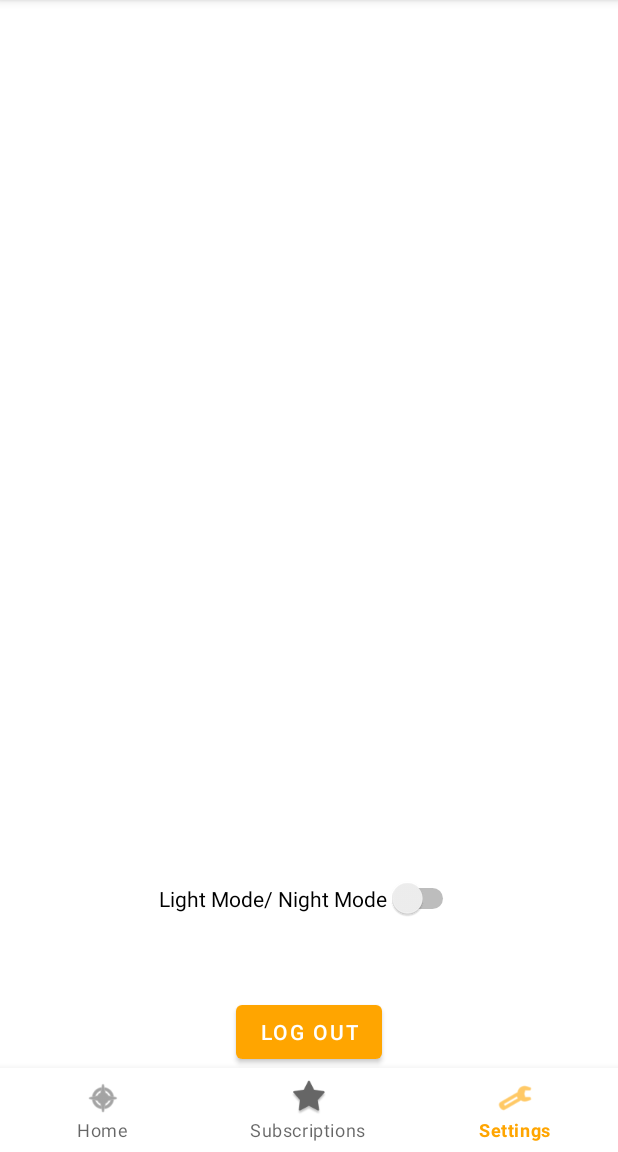
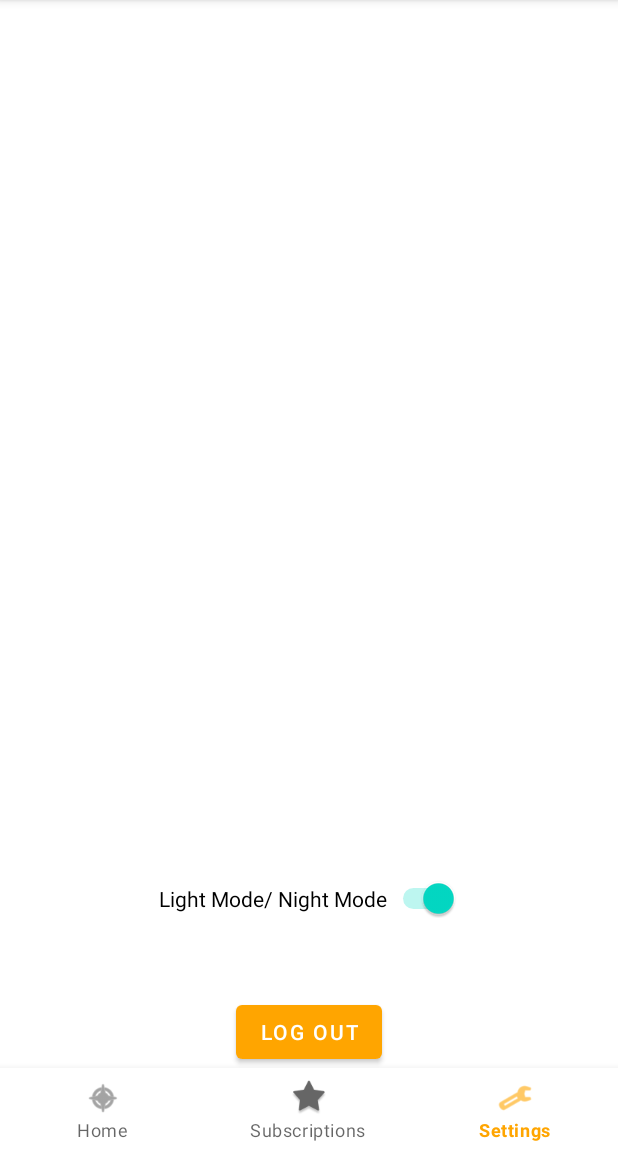
Before and after one commit to timzhen38/AniMeList, an Android app: the ComposeFragment screen opened directly, with no data from a screen before it, item 3 of the bottom bar chosen, on a phone screen of 412 x 824 dp, the part 84-1236 px from its top. Run offline under Robolectric (Android 15) with nearby library versions, the phone set to English and light mode, and no system bars; libraries missing offline, so code that uses them is left out: com.codepath.asynchttpclient, com.parse, org.parceler; pictures from the network do not load; 2 statements that could not run were skipped.

```diff
--- a/app/src/main/java/com/example/animelist/MainActivity.java
+++ b/app/src/main/java/com/example/animelist/MainActivity.java
@@ -1,11 +1,14 @@
 package com.example.animelist;
 
+import android.content.Context;
+import android.content.SharedPreferences;
 import android.os.Bundle;
 import android.view.MenuItem;
 import android.widget.Toast;
 
 import androidx.annotation.NonNull;
 import androidx.appcompat.app.AppCompatActivity;
+import androidx.appcompat.app.AppCompatDelegate;
 import androidx.fragment.app.Fragment;
 import androidx.fragment.app.FragmentManager;
 
@@ -18,10 +21,18 @@ public class MainActivity extends AppCompatActivity {
 
     final FragmentManager fragmentManager = getSupportFragmentManager();
     private BottomNavigationView bottomNavigationView;
+    SharedPreferences sharedPreferences;
 
     @Override
     protected void onCreate(Bundle savedInstanceState) {
         super.onCreate(savedInstanceState);
+        /*
+        sharedPreferences = getSharedPreferences("save", Context.MODE_PRIVATE);
+        if(sharedPreferences.getBoolean("value",true))
+            AppCompatDelegate.setDefaultNightMode(AppCompatDelegate.MODE_NIGHT_YES);
+        else
+            AppCompatDelegate.setDefaultNightMode(AppCompatDelegate.MODE_NIGHT_NO);*/
+
         setContentView(R.layout.activity_main);
 
         bottomNavigationView = findViewById(R.id.bottomNavigation);
--- a/app/src/main/java/com/example/animelist/adapters/AnimeAdapter.java
+++ b/app/src/main/java/com/example/animelist/adapters/AnimeAdapter.java
@@ -37,14 +37,14 @@ public class AnimeAdapter extends RecyclerView.Adapter<AnimeAdapter.ViewHolder>{
     @NonNull
     @Override
     public ViewHolder onCreateViewHolder(@NonNull ViewGroup parent, int viewType) {
-        Log.d("MovieAdapter", "onCreateViewHolder");
+        Log.d("AnimeAdapter", "onCreateViewHolder");
         View animeView = LayoutInflater.from(context).inflate(R.layout.item_anime, parent, false);
         return new ViewHolder(animeView);
     }
 
     @Override
     public void onBindViewHolder(@NonNull ViewHolder holder, int position) {
-        Log.d("MovieAdapter", "onBindViewHolder " + position);
+        Log.d("AnimeAdapter", "onBindViewHolder " + position);
         //Get the movie at the passed in position
         Anime anime = animes.get(position);
         //Bind the movie data into the VH
--- a/app/src/main/java/com/example/animelist/fragments/ComposeFragment.java
+++ b/app/src/main/java/com/example/animelist/fragments/ComposeFragment.java
@@ -66,11 +66,11 @@ public class ComposeFragment extends Fragment {
         client.get(NOW_PLAYING_URL, new JsonHttpResponseHandler() {
             @Override
             public void onSuccess(int i, Headers headers, JSON json) {
-                Log.e(TAG, "anSuccess");
+                Log.e(TAG, "onSuccess");
                 JSONObject jsonObject = json.jsonObject;
                 try {
                     JSONArray results = jsonObject.getJSONArray("anime");
-                    Log.i(TAG, "Results: " + results.toString());
+                    //Log.i(TAG, "Results: " + results.toString());
                     animes.addAll(Anime.fromJsonArray(results));
                     animeAdapter.notifyDataSetChanged();
                     Log.i(TAG, "Anime: " + animes.size());
@@ -81,7 +81,7 @@ public class ComposeFragment extends Fragment {
 
             @Override
             public void onFailure(int i, Headers headers, String s, Throwable throwable) {
-                Log.e(TAG, "anFailure");
+                Log.e(TAG, "onFailure Compose Activity");
             }
         });
 
--- a/app/src/main/java/com/example/animelist/fragments/SettingsFragment.java
+++ b/app/src/main/java/com/example/animelist/fragments/SettingsFragment.java
@@ -1,5 +1,6 @@
 package com.example.animelist.fragments;
 
+import android.content.Context;
 import android.content.Intent;
 import android.content.SharedPreferences;
 import android.os.Bundle;
@@ -7,6 +8,7 @@ import android.view.LayoutInflater;
 import android.view.View;
 import android.view.ViewGroup;
 import android.widget.Button;
+import android.widget.CompoundButton;
 import android.widget.Switch;
 import android.widget.Toast;
 
@@ -48,16 +50,47 @@ public class SettingsFragment extends Fragment {
         });
 
         modeSwitch = view.findViewById(R.id.swModeToggle);
+        SharedPreferences sharedPref = getActivity().getSharedPreferences("save", Context.MODE_PRIVATE);
+        modeSwitch.setChecked(sharedPref.getBoolean("value",true));
+        /*
         modeSwitch.setOnClickListener(new View.OnClickListener() {
             @Override
             public void onClick(View v) {
                 if(modeSwitch.isChecked()){
+                    SharedPreferences.Editor editor = getActivity().getSharedPreferences("save",Context.MODE_PRIVATE).edit();
+                    editor.putBoolean("value",true);
+                    editor.apply();
+                    modeSwitch.setChecked(true);
                     AppCompatDelegate.setDefaultNightMode(AppCompatDelegate.MODE_NIGHT_YES);
                 }
-                if(!modeSwitch.isChecked()){
+                else{
+                    SharedPreferences.Editor editor = getActivity().getSharedPreferences("save",Context.MODE_PRIVATE).edit();
+                    editor.putBoolean("value",false);
+                    editor.apply();
+                    modeSwitch.setChecked(false);
                     AppCompatDelegate.setDefaultNightMode(AppCompatDelegate.MODE_NIGHT_NO);
                 }
 
+            }
+        });*/
+
+        modeSwitch.setOnCheckedChangeListener(new CompoundButton.OnCheckedChangeListener() {
+            @Override
+            public void onCheckedChanged(CompoundButton buttonView, boolean isChecked) {
+                if(isChecked)
+                {
+                    AppCompatDelegate.setDefaultNightMode(AppCompatDelegate.MODE_NIGHT_YES);
+                    SharedPreferences.Editor editor = getActivity().getSharedPreferences("save",Context.MODE_PRIVATE).edit();
+                    editor.putBoolean("value",true);
+                    editor.apply();
+                }
+                else
+                {
+                    AppCompatDelegate.setDefaultNightMode(AppCompatDelegate.MODE_NIGHT_NO);
+                    SharedPreferences.Editor editor = getActivity().getSharedPreferences("save",Context.MODE_PRIVATE).edit();
+                    editor.putBoolean("value",false);
+                    editor.apply();
+                }
             }
         });
     }
--- a/app/src/main/res/layout/activity_detail.xml
+++ b/app/src/main/res/layout/activity_detail.xml
@@ -61,8 +61,7 @@
             android:layout_marginTop="5dp"
             android:layout_marginEnd="3dp"
             android:layout_toEndOf="@+id/ivPoster"
-            android:text="Genre"
-            android:textColor="#000000" />
+            android:text="Genre" />
 
         <TextView
             android:id="@+id/tvStudio"
@@ -72,7 +71,6 @@
             android:layout_marginStart="5dp"
             android:layout_marginTop="5dp"
             android:layout_toEndOf="@+id/ivPoster"
-            android:textColor="#000000"
             tools:text="Studio" />
 
     </RelativeLayout>
```
